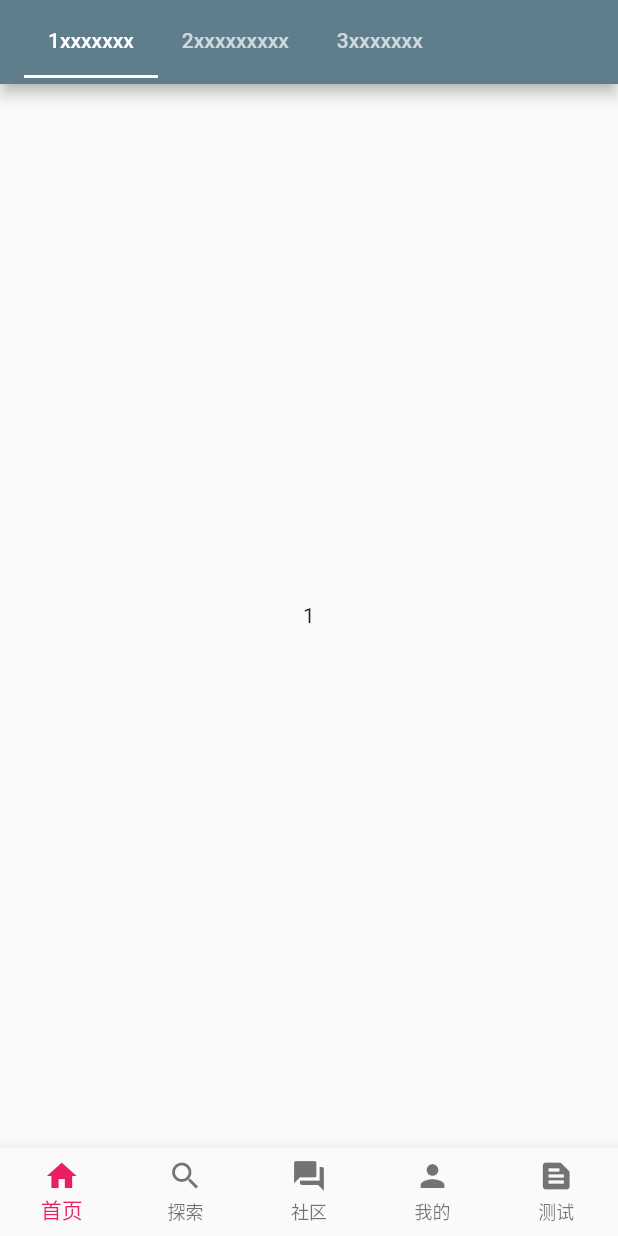
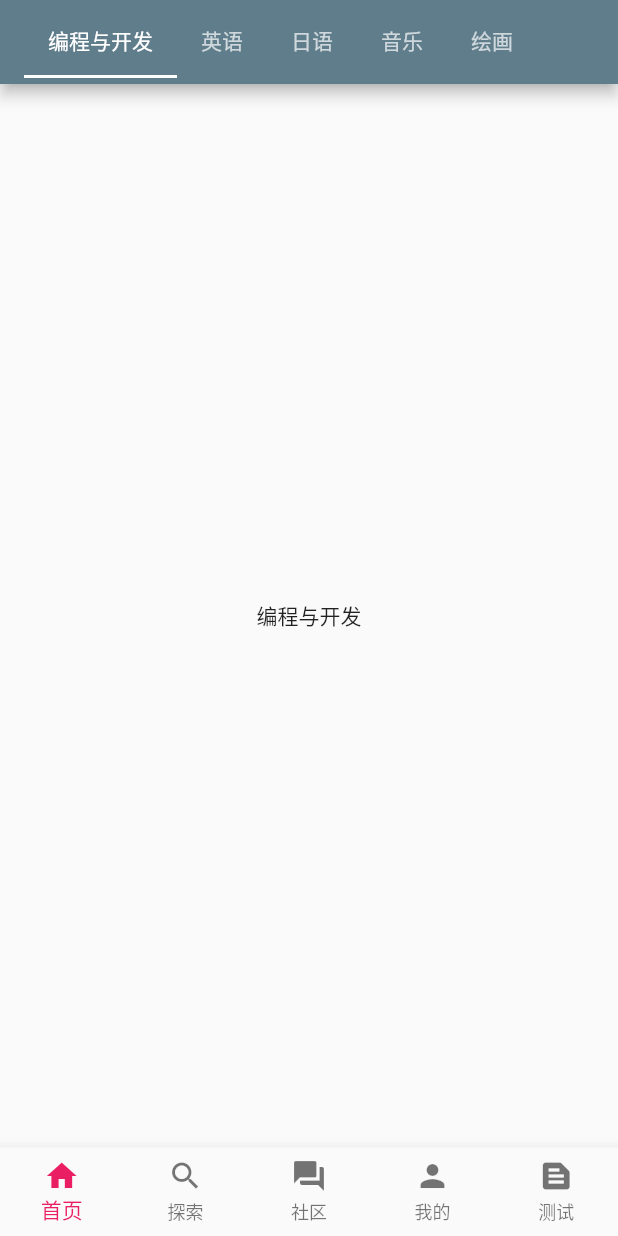
Before and after one commit to wmsx/sx_app, a Flutter app: the screen it shows after launch, on a phone screen of 412 x 824 dp. Run offline on Flutter 3.47's test engine with Material 2 defaults, Android fonts, the phone set to English and light mode, and no system bars; our stand-ins replace dio.

Commit message:
mock data

```diff
--- a/lib/provider/view_state_model.dart
+++ b/lib/provider/view_state_model.dart
@@ -32,6 +32,11 @@ class ViewStateModel with ChangeNotifier {
   void setBusy() {
     viewState = ViewState.busy;
   }
+
+  bool get isBusy => viewState == ViewState.busy;
+  bool get isEmpty => viewState == ViewState.empty;
+  bool get isIdle => viewState == ViewState.idle;
+  bool get isError => viewState == ViewState.error;
 
   void setEmpty() {
     viewState = ViewState.empty;
--- /dev/null
+++ b/lib/service/mock_sx_repository.dart
@@ -0,0 +1,15 @@
+import 'package:sx_app/model/category.dart';
+
+class MockSXRepository {
+  static Future<List<Category>> fetchCategories() async {
+    List<Category> categories = List();
+    categories
+      ..add(Category.fromMap({'id': 1, 'name': "编程与开发"}))
+      ..add(Category.fromMap({'id': 2, 'name': "英语"}))
+      ..add(Category.fromMap({'id': 3, 'name': "日语"}))
+      ..add(Category.fromMap({'id': 4, 'name': "音乐"}))
+      ..add(Category.fromMap({'id': 5, 'name': "绘画"}));
+
+    return Future.value(categories);
+  }
+}
--- a/lib/service/sx_repository.dart
+++ b/lib/service/sx_repository.dart
@@ -2,7 +2,7 @@ import 'package:sx_app/config/net/sx_api.dart';
 import 'package:sx_app/model/category.dart';
 
 class SXRepository {
-  static Future fetchCategories() async {
+  static Future<List<Category>> fetchCategories() async {
     var response = await http.get('category/list');
     return response.data
         .map<Category>((item) => Category.fromMap(item))
--- a/lib/ui/page/tab/home.dart
+++ b/lib/ui/page/tab/home.dart
@@ -1,4 +1,8 @@
 import 'package:flutter/material.dart';
+import 'package:sx_app/model/category.dart';
+import 'package:sx_app/provider/provider_widget.dart';
+import 'package:sx_app/provider/view_state_widget.dart';
+import 'package:sx_app/view_model/category_model.dart';
 
 class HomePage extends StatefulWidget {
   @override
@@ -8,49 +12,59 @@ class HomePage extends StatefulWidget {
 }
 
 class _HomePageState extends State<HomePage>
-    with SingleTickerProviderStateMixin, AutomaticKeepAliveClientMixin {
-  TabController _tabController;
-
+    with AutomaticKeepAliveClientMixin {
   @override
   void initState() {
     super.initState();
-    _tabController = TabController(length: 3, vsync: this, initialIndex: 0);
   }
 
   @override
   Widget build(BuildContext context) {
-    return Scaffold(
+    super.build(context);
+    return ProviderWidget<CategoryModel>(
+      model: CategoryModel(),
+      onModelReady: (model) {
+        model.initData();
+      },
+      builer: (context, model, child) {
+        if (model.isBusy) {
+          return ViewStateBusyWidget();
+        }
+        if (model.isError) {
+          return ViewStateErrorWidget(
+            error: model.viewStateError,
+            onPressed: model.initData,
+          );
+        }
+
+        List<Category> categories = model.list;
+        return DefaultTabController(
+          length: categories.length,
+          child: Scaffold(
             appBar: AppBar(
               title: TabBar(
                 isScrollable: true,
-          controller: _tabController,
-          tabs: [
-            Tab(
-              text: '1xxxxxxx',
+                tabs: List.generate(
+                  categories.length,
+                  (index) => Tab(
+                    text: categories[index].name,
                   ),
-            Tab(
-              text: '2xxxxxxxxx',
                 ),
-            Tab(
-              text: '3xxxxxxx',
-            ),
-          ],
               ),
             ),
             body: TabBarView(
-        controller: _tabController,
-        children: [
-          Center(
-            child: Text('1'),
+              children: List.generate(
+                categories.length,
+                (index) {
+                  return Center(
+                    child: Text(categories[index].name),
+                  );
+                },
               ),
-          Center(
-            child: Text('2'),
             ),
-          Center(
-            child: Text('3'),
           ),
-        ],
-      ),
+        );
+      },
     );
   }
 
--- a/lib/view_model/category_model.dart
+++ b/lib/view_model/category_model.dart
@@ -1,10 +1,14 @@
 import 'package:sx_app/model/category.dart';
 import 'package:sx_app/provider/view_state_list_model.dart';
+import 'package:sx_app/service/mock_sx_repository.dart';
 import 'package:sx_app/service/sx_repository.dart';
+import 'package:sx_app/view_model/mock_model.dart';
 
-class CategoryModel extends ViewStateListModel<Category> {
+class CategoryModel extends ViewStateListModel<Category> with MockModel {
   @override
   Future<List<Category>> loadData() async {
-    return SXRepository.fetchCategories();
+    return isMock
+        ? MockSXRepository.fetchCategories()
+        : SXRepository.fetchCategories();
   }
 }
--- /dev/null
+++ b/lib/view_model/mock_model.dart
@@ -0,0 +1,9 @@
+class MockModel {
+  bool _mock = true;
+
+  set mock(bool mock) {
+    _mock = mock;
+  }
+
+  bool get isMock => _mock;
+}
```
Lines whose indentation alone changed are shown as unchanged.
